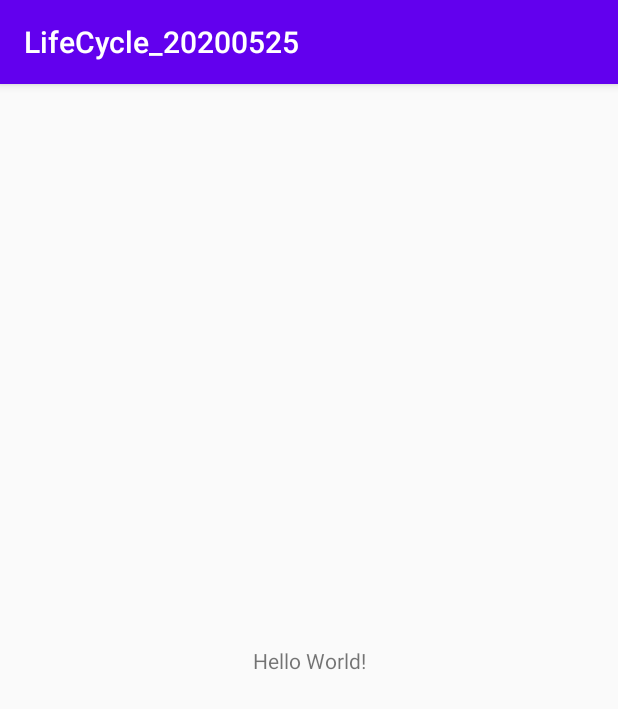
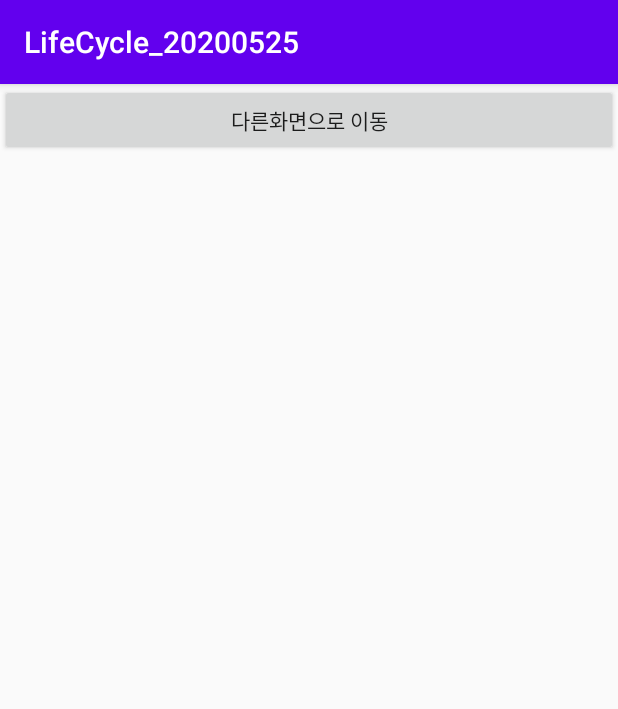
Before and after one commit to hbs9312/LifeCycle_20200525, an Android app: the screen it shows after launch (MainActivity), on a phone screen of 412 x 824 dp. Shown: the top 709 px of the screen. Run offline under Robolectric (Android 15) with nearby library versions, the phone set to English and light mode, and no system bars; our stand-ins replace data binding.

Commit message:
버튼 추가해서 두번째 액티비티로 이동

```diff
--- a/app/build.gradle
+++ b/app/build.gradle
@@ -21,6 +21,10 @@ android {
         }
     }
 
+    dataBinding {
+        enabled = true
+    }
+
 }
 
 dependencies {
--- a/app/src/main/AndroidManifest.xml
+++ b/app/src/main/AndroidManifest.xml
@@ -9,6 +9,7 @@
         android:roundIcon="@mipmap/ic_launcher_round"
         android:supportsRtl="true"
         android:theme="@style/AppTheme">
+        <activity android:name=".SecondActivity"></activity>
         <activity android:name=".MainActivity">
             <intent-filter>
                 <action android:name="android.intent.action.MAIN" />
--- a/app/src/main/java/kr/co/tjoeun/lifecycle_20200525/MainActivity.java
+++ b/app/src/main/java/kr/co/tjoeun/lifecycle_20200525/MainActivity.java
@@ -1,16 +1,24 @@
 package kr.co.tjoeun.lifecycle_20200525;
 
 import androidx.appcompat.app.AppCompatActivity;
+import androidx.databinding.DataBindingUtil;
 
+import android.content.Intent;
 import android.os.Bundle;
 import android.util.Log;
+import android.view.View;
+
+import kr.co.tjoeun.lifecycle_20200525.databinding.ActivityMainBinding;
 
 public class MainActivity extends BaseActivity {
+
+    ActivityMainBinding binding;
+
 
     @Override
     protected void onCreate(Bundle savedInstanceState) {
         super.onCreate(savedInstanceState);
-        setContentView(R.layout.activity_main);
+        binding = DataBindingUtil.setContentView(this,R.layout.activity_main);
         setupEvents();
         setValues();
 
@@ -20,6 +28,13 @@ public class MainActivity extends BaseActivity {
     @Override
     public void setupEvents() {
 
+        binding.moveBtn.setOnClickListener(new View.OnClickListener() {
+            @Override
+            public void onClick(View v) {
+                Intent myIntent = new Intent(mContext, SecondActivity.class);
+                startActivity(myIntent);
+            }
+        });
     }
 
     @Override
--- a/app/src/main/res/layout/activity_main.xml
+++ b/app/src/main/res/layout/activity_main.xml
@@ -1,18 +1,19 @@
 <?xml version="1.0" encoding="utf-8"?>
-<androidx.constraintlayout.widget.ConstraintLayout xmlns:android="http://schemas.android.com/apk/res/android"
+<layout>
+
+    <LinearLayout xmlns:android="http://schemas.android.com/apk/res/android"
         xmlns:app="http://schemas.android.com/apk/res-auto"
         xmlns:tools="http://schemas.android.com/tools"
         android:layout_width="match_parent"
         android:layout_height="match_parent"
+        android:orientation="vertical"
         tools:context=".MainActivity">
 
-    <TextView
-        android:layout_width="wrap_content"
+        <Button
+            android:id="@+id/moveBtn"
+            android:layout_width="match_parent"
             android:layout_height="wrap_content"
-        android:text="Hello World!"
-        app:layout_constraintBottom_toBottomOf="parent"
-        app:layout_constraintLeft_toLeftOf="parent"
-        app:layout_constraintRight_toRightOf="parent"
-        app:layout_constraintTop_toTopOf="parent" />
+            android:text="다른화면으로 이동" />
 
-</androidx.constraintlayout.widget.ConstraintLayout>
+    </LinearLayout>
+</layout>
```
Also changed, not shown: app/src/main/java/kr/co/tjoeun/lifecycle_20200525/SecondActivity.java (added, +14 -0 lines), app/src/main/res/layout/activity_second.xml (added, +9 -0 lines). Lines whose indentation alone changed are shown as unchanged.
